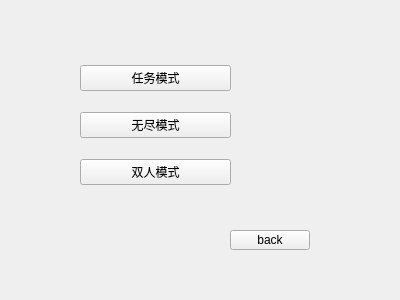
Before: the Qt Designer form Qsnake/choosenewgame.ui in LainYe/qt, drawn with Qt 5.
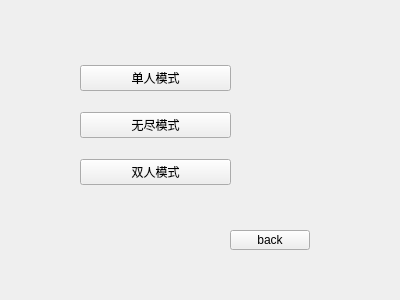
After: the same form once the commit is applied.

```diff
--- a/Qsnake/choosenewgame.ui
+++ b/Qsnake/choosenewgame.ui
@@ -26,7 +26,7 @@
     <item>
      <widget class="QPushButton" name="taskmode">
       <property name="text">
-       <string>任务模式</string>
+       <string>单人模式</string>
       </property>
      </widget>
     </item>
```
Left out of the diff: 2 changed lines with no effect on the pictures.
